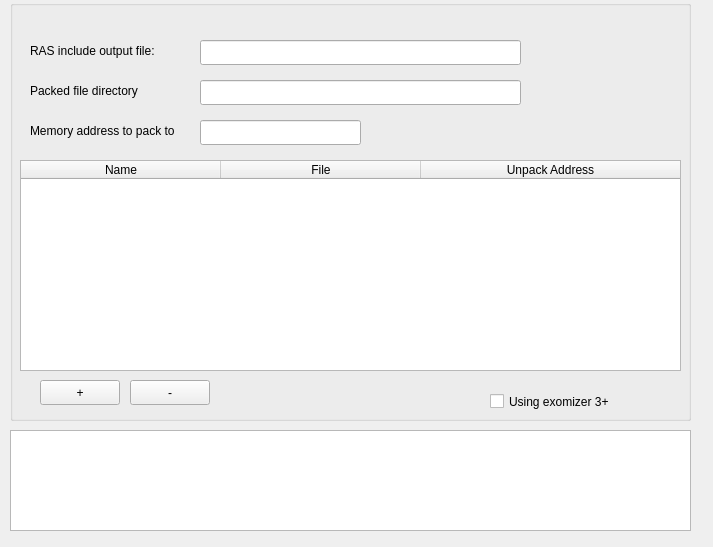
First picture: the form in source/trsedocuments/formpaw.ui, repository leuat/TRSE, before the edit.
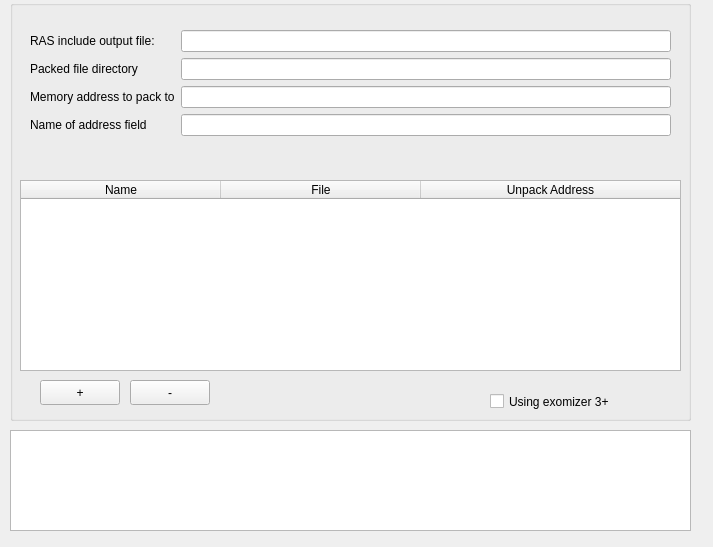
Second picture: the form after the edit.

Patch:
```diff
--- a/source/trsedocuments/formpaw.ui
+++ b/source/trsedocuments/formpaw.ui
@@ -25,59 +25,13 @@
    <property name="title">
     <string/>
    </property>
-   <widget class="QLabel" name="label">
-    <property name="geometry">
-     <rect>
-      <x>20</x>
-      <y>40</y>
-      <width>151</width>
-      <height>21</height>
-     </rect>
-    </property>
-    <property name="text">
-     <string>RAS include output file:</string>
-    </property>
-   </widget>
-   <widget class="QLineEdit" name="leOutfile">
-    <property name="geometry">
-     <rect>
-      <x>190</x>
-      <y>40</y>
-      <width>321</width>
-      <height>25</height>
-     </rect>
-    </property>
-   </widget>
-   <widget class="QLabel" name="label_2">
-    <property name="geometry">
-     <rect>
-      <x>20</x>
-      <y>120</y>
-      <width>171</width>
-      <height>21</height>
-     </rect>
-    </property>
-    <property name="text">
-     <string>Memory address to pack to</string>
-    </property>
-   </widget>
-   <widget class="QLineEdit" name="lePackedAddress">
-    <property name="geometry">
-     <rect>
-      <x>190</x>
-      <y>120</y>
-      <width>161</width>
-      <height>25</height>
-     </rect>
-    </property>
-   </widget>
    <widget class="QTableWidget" name="tabData">
     <property name="geometry">
      <rect>
       <x>10</x>
-      <y>160</y>
+      <y>180</y>
       <width>661</width>
-      <height>211</height>
+      <height>191</height>
      </rect>
     </property>
     <property name="cornerButtonEnabled">
@@ -140,29 +94,6 @@
      <string>-</string>
     </property>
    </widget>
-   <widget class="QLabel" name="label_5">
-    <property name="geometry">
-     <rect>
-      <x>20</x>
-      <y>80</y>
-      <width>151</width>
-      <height>21</height>
-     </rect>
-    </property>
-    <property name="text">
-     <string>Packed file directory</string>
-    </property>
-   </widget>
-   <widget class="QLineEdit" name="leOutDir">
-    <property name="geometry">
-     <rect>
-      <x>190</x>
-      <y>80</y>
-      <width>321</width>
-      <height>25</height>
-     </rect>
-    </property>
-   </widget>
    <widget class="QCheckBox" name="chkExomizer3">
     <property name="geometry">
      <rect>
@@ -176,6 +107,58 @@
      <string>Using exomizer 3+</string>
     </property>
    </widget>
+   <widget class="QWidget" name="formLayoutWidget">
+    <property name="geometry">
+     <rect>
+      <x>20</x>
+      <y>30</y>
+      <width>641</width>
+      <height>143</height>
+     </rect>
+    </property>
+    <layout class="QFormLayout" name="formLayout">
+     <item row="0" column="0">
+      <widget class="QLabel" name="label">
+       <property name="text">
+        <string>RAS include output file:</string>
+       </property>
+      </widget>
+     </item>
+     <item row="0" column="1">
+      <widget class="QLineEdit" name="leOutfile"/>
+     </item>
+     <item row="1" column="0">
+      <widget class="QLabel" name="label_5">
+       <property name="text">
+        <string>Packed file directory</string>
+       </property>
+      </widget>
+     </item>
+     <item row="1" column="1">
+      <widget class="QLineEdit" name="leOutDir"/>
+     </item>
+     <item row="2" column="0">
+      <widget class="QLabel" name="label_2">
+       <property name="text">
+        <string>Memory address to pack to</string>
+       </property>
+      </widget>
+     </item>
+     <item row="2" column="1">
+      <widget class="QLineEdit" name="lePackedAddress"/>
+     </item>
+     <item row="4" column="0">
+      <widget class="QLabel" name="label_3">
+       <property name="text">
+        <string>Name of address field</string>
+       </property>
+      </widget>
+     </item>
+     <item row="4" column="1">
+      <widget class="QLineEdit" name="leAddressField"/>
+     </item>
+    </layout>
+   </widget>
   </widget>
   <widget class="QTextBrowser" name="leOutput">
    <property name="geometry">
```
